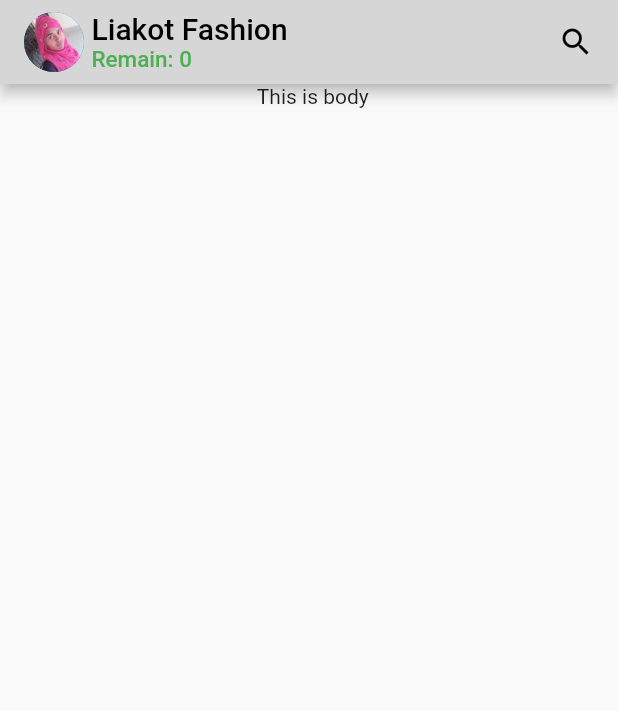
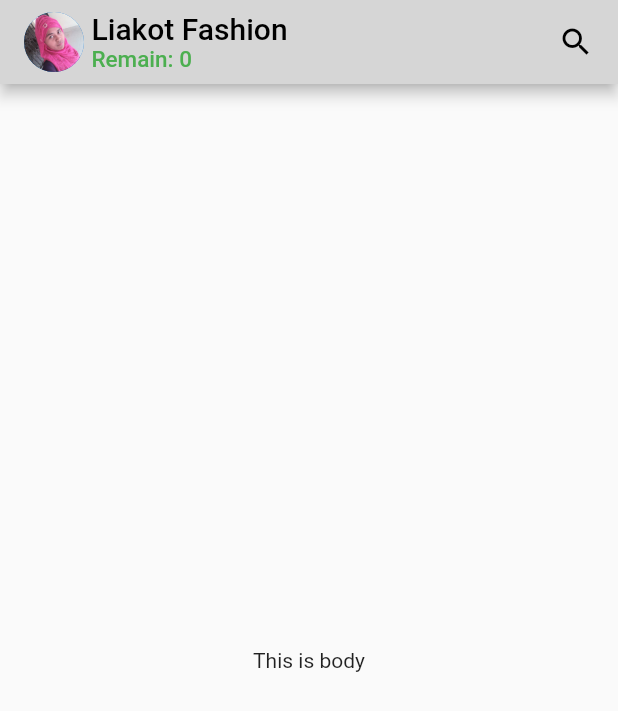
Before and after one commit to Liakot-ali/Flutter-Learn, a Flutter app: the screen it shows after launch, on a phone screen of 412 x 824 dp. Shown: the top 711 px of the screen. Run offline on Flutter 3.47's test engine with Material 2 defaults, Android fonts, the phone set to English and light mode, and no system bars.

Commit message:
content show in center

```diff
--- a/lib/main.dart
+++ b/lib/main.dart
@@ -14,8 +14,17 @@ class MyApp extends StatelessWidget {
           backgroundColor: Colors.grey[350],
           title: Row(
             children: [
-                CircleAvatar(
+              GestureDetector(
+                onDoubleTap: () {
+                  ScaffoldMessenger.of(context).showSnackBar(
+                    new SnackBar(
+                      content: Text("Image clicked"),
+                    ),
+                  );
+                },
+                child: CircleAvatar(
                   backgroundImage: AssetImage('assets/shimu.jpeg'),
+                ),
               ),
               SizedBox(
                 width: 5,
@@ -55,17 +64,11 @@ class MyApp extends StatelessWidget {
             ],
           ),
         ),
-          body: Row(
-            mainAxisAlignment: MainAxisAlignment.center,
-            crossAxisAlignment: CrossAxisAlignment.center,
-            children: [
-              SizedBox(
-                height: 5,
-                width: 5,
+        body: Container(
+          alignment: Alignment.center,
+          child: Text("This is body"),
         ),
-              Text("This is body"),
-            ],
-          )),
+      ),
     );
   }
 }
```
Lines whose indentation alone changed are shown as unchanged.
